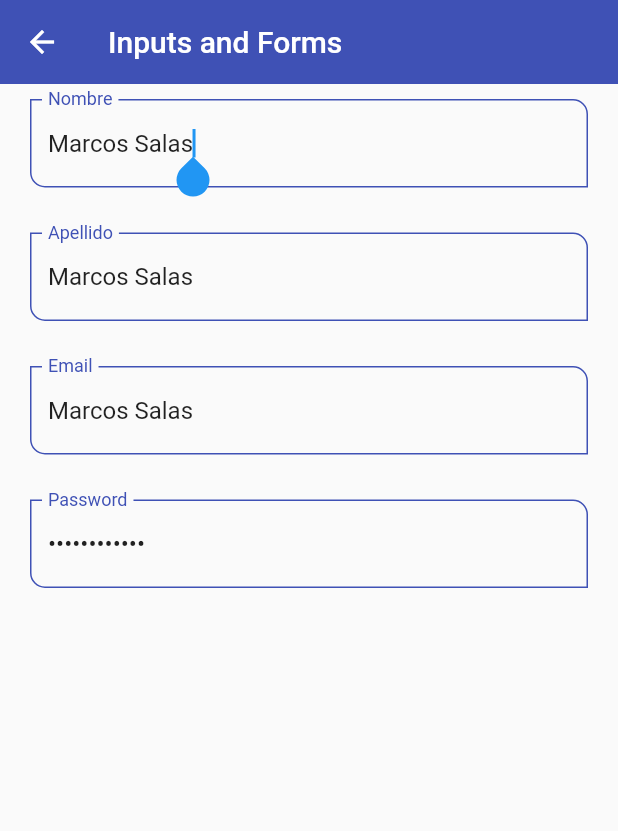
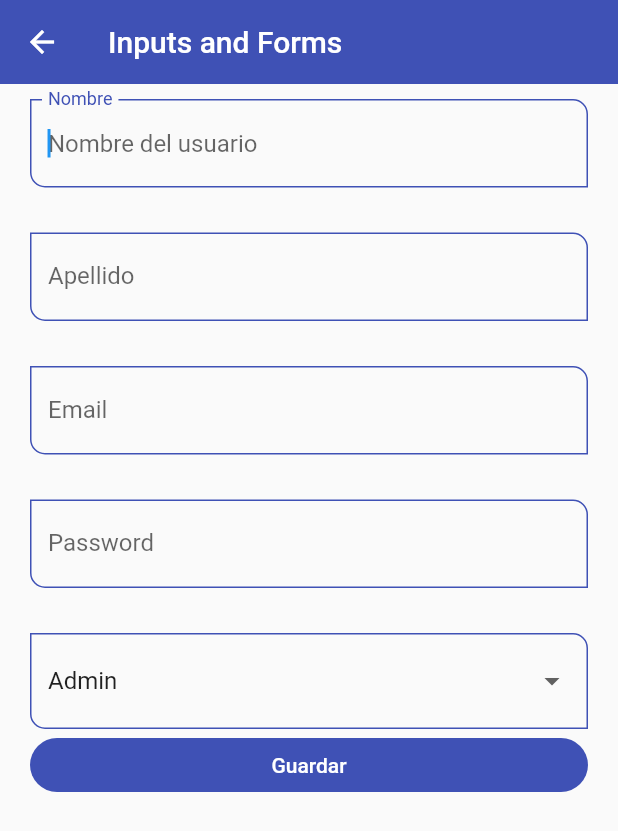
Before and after one commit to Keickd/Componentes-de-flutter, a Flutter app: the InputsScreen screen opened by its route, on a phone screen of 412 x 824 dp. Shown: the top 831 px of the screen. Run offline on Flutter 3.47's test engine with Material 2 defaults, Android fonts, the phone set to English and light mode, and no system bars.

Commit message:
dropdown

```diff
--- a/lib/screens/inputs_screen.dart
+++ b/lib/screens/inputs_screen.dart
@@ -6,6 +6,16 @@ class InputsScreen extends StatelessWidget {
 
   @override
   Widget build(BuildContext context) {
+    final GlobalKey<FormState> myFormKey = GlobalKey<FormState>();
+
+    final Map<String, String> formValues = {
+      'first_name': 'Marcos',
+      'last_name': 'Salas',
+      'email': 'msalas-abello@outlook.com',
+      'password': '123456',
+      'role': 'Admin'
+    };
+
     return Scaffold(
       appBar: AppBar(
         title: const Text('Inputs and Forms'),
@@ -13,26 +23,67 @@ class InputsScreen extends StatelessWidget {
       body: SingleChildScrollView(
         child: Padding(
           padding: const EdgeInsets.symmetric(horizontal: 20, vertical: 10),
+          child: Form(
+            key: myFormKey,
             child: Column(
-            children: const [
+              children: [
                 CustomInputField(
-                  labelText: 'Nombre', hintText: 'Nombre del usuario'),
-              SizedBox(height: 30),
+                    labelText: 'Nombre',
+                    hintText: 'Nombre del usuario',
+                    formProperty: 'first_name',
+                    formValues: formValues),
+                const SizedBox(height: 30),
                 CustomInputField(
-                  labelText: 'Apellido', hintText: 'Apellido del usuario'),
-              SizedBox(height: 30),
+                    labelText: 'Apellido',
+                    hintText: 'Apellido del usuario',
+                    formProperty: 'last_name',
+                    formValues: formValues),
+                const SizedBox(height: 30),
                 CustomInputField(
                     labelText: 'Email',
                     hintText: 'Email del usuario',
-                  keyboardInputType: TextInputType.emailAddress),
-              SizedBox(height: 30),
+                    keyboardInputType: TextInputType.emailAddress,
+                    formProperty: 'email',
+                    formValues: formValues),
+                const SizedBox(height: 30),
                 CustomInputField(
                     labelText: 'Password',
                     hintText: 'Password del usuario',
                     obscureText: true,
+                    formProperty: 'password',
+                    formValues: formValues),
+                const SizedBox(height: 30),
+                DropdownButtonFormField<String>(
+                    value: 'Admin',
+                    items: const [
+                      DropdownMenuItem(value: 'Admin', child: Text('Admin')),
+                      DropdownMenuItem(
+                          value: 'Superuser', child: Text('Superuser')),
+                      DropdownMenuItem(
+                          value: 'Developer', child: Text('Developer')),
+                      DropdownMenuItem(
+                          value: 'Jr. Developer', child: Text('Jr. Developer'))
+                    ],
+                    onChanged: (value) {
+                      print(value);
+                      formValues['role'] = value ?? 'Admin';
+                    }),
+                ElevatedButton(
+                  onPressed: () {
+                    FocusScope.of(context).requestFocus(FocusNode());
+                    print(formValues);
+                    if (!myFormKey.currentState!.validate()) {
+                      print('Formulario invalido');
+                      return;
+                    }
+                  },
+                  child: const SizedBox(
+                    width: double.infinity,
+                    child: Center(child: Text('Guardar')),
                   ),
-              SizedBox(height: 30)
+                )
               ],
+            ),
           ),
         ),
       ),
--- a/lib/widgets/custom_input_field.dart
+++ b/lib/widgets/custom_input_field.dart
@@ -9,6 +9,9 @@ class CustomInputField extends StatelessWidget {
   final TextInputType? keyboardInputType;
   final bool obscureText;
 
+  final String formProperty;
+  final Map<String, String> formValues;
+
   const CustomInputField({
     Key? key,
     this.hintText,
@@ -18,17 +21,20 @@ class CustomInputField extends StatelessWidget {
     this.suffixIcon,
     this.keyboardInputType,
     this.obscureText = false,
+    required this.formProperty,
+    required this.formValues,
   }) : super(key: key);
 
   @override
   Widget build(BuildContext context) {
     return TextFormField(
       autofocus: true,
-      initialValue: 'Marcos Salas',
       textCapitalization: TextCapitalization.words,
       keyboardType: keyboardInputType,
       obscureText: obscureText,
-      onChanged: (value) {},
+      onChanged: (value) {
+        formValues[formProperty] = value;
+      },
       validator: (value) {
         if (value == null) return 'Este campo es requerido';
         return value.length < 3 ? 'Mínimo de 3 caracteres' : null;
```
Lines whose indentation alone changed are shown as unchanged.
